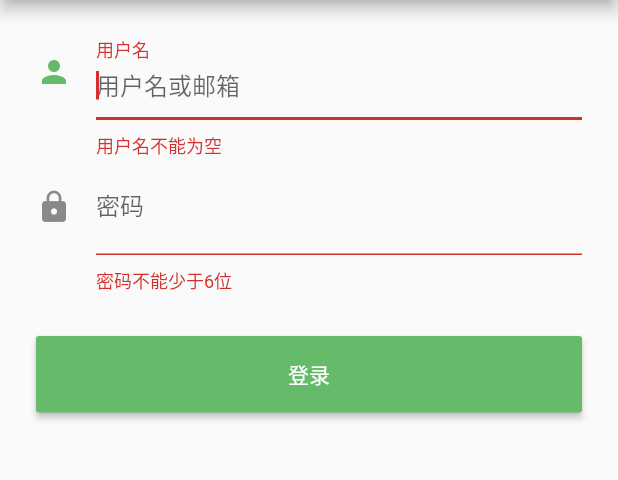
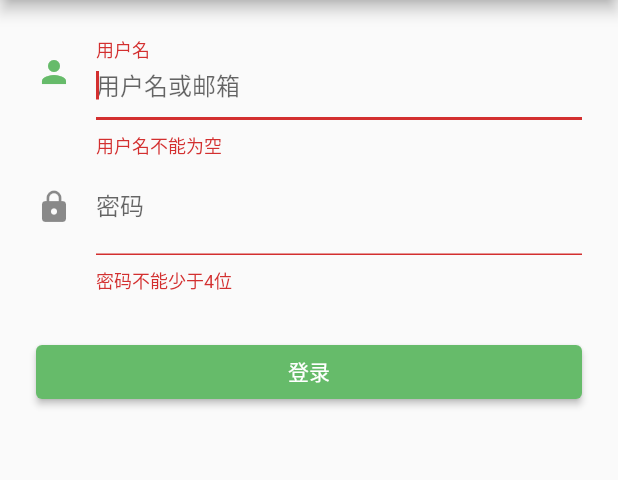
Before and after one commit to coderben2017/blog_flutter, a Flutter app: the LoginWidget screen opened by its route, after a tap on "登录", on a phone screen of 412 x 824 dp, the part 84-564 px from its top. Run offline on Flutter 3.47's test engine with Material 2 defaults, Android fonts, the phone set to English and light mode, and no system bars; our stand-ins replace dio, fluttertoast; network calls fail.

Commit message:
完成登录页

```diff
--- a/lib/config.dart
+++ b/lib/config.dart
@@ -2,7 +2,7 @@ import 'package:flutter/material.dart';
 
 const appConfig = {'title': 'flutter个人博客模板'};
 
-const baseUrl = 'http://192.168.1.138:3001';
+const baseUrl = 'http://2.0.1.173:3001';
 
 const primaryColor = const MaterialColor(
   0xFF66BB6A,
--- a/lib/main.dart
+++ b/lib/main.dart
@@ -1,3 +1,4 @@
+import 'package:blog_flutter/pages/login.dart';
 import 'package:blog_flutter/router.dart';
 import 'package:flutter/material.dart';
 import 'config.dart';
@@ -14,6 +15,6 @@ class App extends StatelessWidget {
           primarySwatch: primaryColor,
         ),
         routes: routerMap,
-        home: homeWidget);
+        home: LoginWidget());
   }
 }
--- a/lib/pages/home.dart
+++ b/lib/pages/home.dart
@@ -19,7 +19,6 @@ class HomeWidgetState extends State<HomeWidget> {
 
   void _getArticles() async {
     var response = await ArticleService.getArticles(_start, _limit);
-    print(response);
     setState(() {
       _articles.addAll(response.data['data']);
       _total = response.data['total'];
--- a/lib/pages/login.dart
+++ b/lib/pages/login.dart
@@ -1,4 +1,7 @@
+import 'package:blog_flutter/config.dart';
+import 'package:blog_flutter/services/user_service.dart';
 import 'package:flutter/material.dart';
+import 'package:fluttertoast/fluttertoast.dart';
 
 class LoginWidget extends StatefulWidget {
   @override
@@ -8,9 +11,14 @@ class LoginWidget extends StatefulWidget {
 class LoginWidgetState extends State<LoginWidget> {
   final title = '新增文章';
 
-  TextEditingController _unameController = new TextEditingController();
-  TextEditingController _pwdController = new TextEditingController();
+  TextEditingController _userNameController = new TextEditingController();
+  TextEditingController _passwordController = new TextEditingController();
   GlobalKey _formKey = new GlobalKey<FormState>();
+
+  void _login(String userName, String password) async {
+    await UserService.login(userName, password);
+    Navigator.of(context).pushNamed('/home');
+  }
 
   @override
   Widget build(BuildContext context) {
@@ -27,25 +35,19 @@ class LoginWidgetState extends State<LoginWidget> {
             children: <Widget>[
               TextFormField(
                   autofocus: true,
-                  controller: _unameController,
-                  decoration: InputDecoration(
-                      labelText: "用户名",
-                      hintText: "用户名或邮箱",
-                      icon: Icon(Icons.person)),
+                  controller: _userNameController,
+                  decoration: InputDecoration(labelText: "用户名", hintText: "用户名或邮箱", icon: Icon(Icons.person)),
                   // 校验用户名
                   validator: (v) {
                     return v.trim().length > 0 ? null : "用户名不能为空";
                   }),
               TextFormField(
-                  controller: _pwdController,
-                  decoration: InputDecoration(
-                      labelText: "密码",
-                      hintText: "您的登录密码",
-                      icon: Icon(Icons.lock)),
+                  controller: _passwordController,
+                  decoration: InputDecoration(labelText: "密码", hintText: "您的登录密码", icon: Icon(Icons.lock)),
                   obscureText: true,
                   //校验密码
                   validator: (v) {
-                    return v.trim().length > 5 ? null : "密码不能少于6位";
+                    return v.trim().length > 3 ? null : "密码不能少于4位";
                   }),
               // 登录按钮
               Padding(
@@ -53,22 +55,19 @@ class LoginWidgetState extends State<LoginWidget> {
                 child: Row(
                   children: <Widget>[
                     Expanded(
-                      child: RaisedButton(
-                        padding: EdgeInsets.all(15.0),
+                      child: ElevatedButton(
                         child: Text("登录"),
-                        color: Theme.of(context).primaryColor,
-                        textColor: Colors.white,
+                        style: ButtonStyle(
+                            foregroundColor: MaterialStateProperty.all(Colors.white),
+                            backgroundColor: MaterialStateProperty.resolveWith((states) {
+                              if (states.contains(MaterialState.pressed)) {
+                                return primaryColor[600];
+                              }
+                              return primaryColor;
+                            })),
                         onPressed: () {
-                          //在这里不能通过此方式获取FormState，context不对
-                          //print(Form.of(context));
-
-                          // 通过_formKey.currentState 获取FormState后，
-                          // 调用validate()方法校验用户名密码是否合法，校验
-                          // 通过后再提交数据。
                           if ((_formKey.currentState as FormState).validate()) {
-                            //验证通过提交数据
-                            print(_unameController.text);
-                            print(_pwdController.text);
+                            _login(_userNameController.text, _passwordController.text);
                           }
                         },
                       ),
--- a/pubspec.yaml
+++ b/pubspec.yaml
@@ -31,6 +31,7 @@ dependencies:
 
   english_words: ^3.1.0
   dio: ^4.0.0
+  fluttertoast: ^8.0.7
 
 dev_dependencies:
   flutter_test:
```
Also changed, not shown: lib/services/http.dart (+20 -20 lines), lib/services/user_service.dart (added, +11 -0 lines), pubspec.lock, 1 other file.
